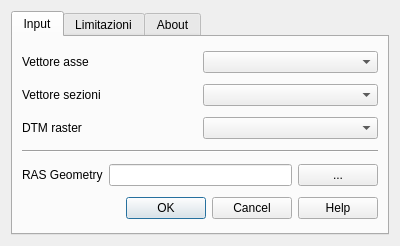
The window that qras_dialog_base.ui (pierluigiderosa/Qgis2Ras) describes before a commit, drawn with Qt 5.
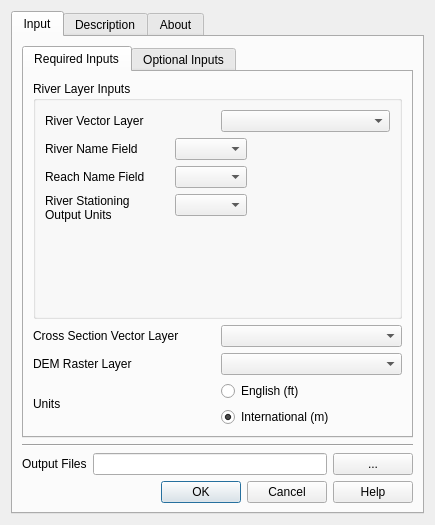
The same window after the commit.

Diff of the .ui file:
```diff
--- a/qras_dialog_base.ui
+++ b/qras_dialog_base.ui
@@ -6,8 +6,8 @@
    <rect>
     <x>0</x>
     <y>0</y>
-    <width>400</width>
-    <height>246</height>
+    <width>435</width>
+    <height>525</height>
    </rect>
   </property>
   <property name="windowTitle">
@@ -28,11 +28,27 @@
       </attribute>
       <layout class="QGridLayout" name="gridLayout">
        <item row="0" column="0">
+        <widget class="QTabWidget" name="tabWidget_2">
+         <property name="currentIndex">
+          <number>0</number>
+         </property>
+         <widget class="QWidget" name="tab_4">
+          <attribute name="title">
+           <string>Required Inputs</string>
+          </attribute>
+          <layout class="QVBoxLayout" name="verticalLayout_6">
+           <item>
+            <widget class="QGroupBox" name="groupBox">
+             <property name="title">
+              <string>River Layer Inputs</string>
+             </property>
+             <layout class="QVBoxLayout" name="verticalLayout_5">
+              <item>
         <layout class="QHBoxLayout" name="horizontalLayout">
          <item>
           <widget class="QLabel" name="label">
            <property name="text">
-            <string>Vettore asse</string>
+                   <string>River Vector Layer</string>
            </property>
           </widget>
          </item>
@@ -41,12 +57,55 @@
          </item>
         </layout>
        </item>
+              <item>
+               <layout class="QFormLayout" name="formLayout">
+                <property name="fieldGrowthPolicy">
+                 <enum>QFormLayout::FieldsStayAtSizeHint</enum>
+                </property>
+                <item row="0" column="0">
+                 <widget class="QLabel" name="label_5">
+                  <property name="text">
+                   <string>River Name Field</string>
+                  </property>
+                 </widget>
+                </item>
+                <item row="0" column="1">
+                 <widget class="QComboBox" name="riverNameFieldCombo"/>
+                </item>
        <item row="1" column="0">
+                 <widget class="QLabel" name="label_6">
+                  <property name="text">
+                   <string>Reach Name Field</string>
+                  </property>
+                 </widget>
+                </item>
+                <item row="1" column="1">
+                 <widget class="QComboBox" name="reachNameFieldCombo"/>
+                </item>
+                <item row="2" column="0">
+                 <widget class="QLabel" name="label_8">
+                  <property name="text">
+                   <string>River Stationing Output Units</string>
+                  </property>
+                  <property name="wordWrap">
+                   <bool>true</bool>
+                  </property>
+                 </widget>
+                </item>
+                <item row="2" column="1">
+                 <widget class="QComboBox" name="stationCombo"/>
+                </item>
+               </layout>
+              </item>
+             </layout>
+            </widget>
+           </item>
+           <item>
         <layout class="QHBoxLayout" name="horizontalLayout_2">
          <item>
           <widget class="QLabel" name="label_3">
            <property name="text">
-            <string>Vettore sezioni</string>
+                <string>Cross Section Vector Layer</string>
            </property>
           </widget>
          </item>
@@ -55,12 +114,12 @@
          </item>
         </layout>
        </item>
-       <item row="2" column="0">
+           <item>
         <layout class="QHBoxLayout" name="horizontalLayout_3">
          <item>
           <widget class="QLabel" name="label_2">
            <property name="text">
-            <string>DTM raster</string>
+                <string>DEM Raster Layer</string>
            </property>
           </widget>
          </item>
@@ -69,7 +128,148 @@
          </item>
         </layout>
        </item>
-       <item row="3" column="0">
+           <item>
+            <layout class="QHBoxLayout" name="horizontalLayout_7">
+             <item>
+              <widget class="QLabel" name="label_7">
+               <property name="text">
+                <string>Units</string>
+               </property>
+              </widget>
+             </item>
+             <item>
+              <layout class="QVBoxLayout" name="verticalLayout_7">
+               <item>
+                <widget class="QRadioButton" name="rbFt">
+                 <property name="enabled">
+                  <bool>true</bool>
+                 </property>
+                 <property name="text">
+                  <string>English (ft)</string>
+                 </property>
+                 <property name="checked">
+                  <bool>false</bool>
+                 </property>
+                </widget>
+               </item>
+               <item>
+                <widget class="QRadioButton" name="rbM">
+                 <property name="text">
+                  <string>International (m)</string>
+                 </property>
+                 <property name="checked">
+                  <bool>true</bool>
+                 </property>
+                </widget>
+               </item>
+              </layout>
+             </item>
+            </layout>
+           </item>
+          </layout>
+         </widget>
+         <widget class="QWidget" name="tab_5">
+          <attribute name="title">
+           <string>Optional Inputs</string>
+          </attribute>
+          <layout class="QVBoxLayout" name="verticalLayout_4">
+           <item>
+            <layout class="QHBoxLayout" name="horizontalLayout_6">
+             <item>
+              <widget class="QLabel" name="label_11">
+               <property name="text">
+                <string>Flowlines</string>
+               </property>
+              </widget>
+             </item>
+             <item>
+              <widget class="QComboBox" name="flowCombo"/>
+             </item>
+            </layout>
+           </item>
+           <item>
+            <layout class="QHBoxLayout" name="horizontalLayout_8">
+             <item>
+              <widget class="QLabel" name="label_12">
+               <property name="text">
+                <string>Flowlines field</string>
+               </property>
+              </widget>
+             </item>
+             <item>
+              <widget class="QComboBox" name="flowfieldsCombo"/>
+             </item>
+            </layout>
+           </item>
+           <item>
+            <layout class="QHBoxLayout" name="horizontalLayout_5">
+             <item>
+              <widget class="QLabel" name="label_10">
+               <property name="text">
+                <string>River banks</string>
+               </property>
+              </widget>
+             </item>
+             <item>
+              <widget class="QComboBox" name="banksCombo"/>
+             </item>
+            </layout>
+           </item>
+           <item>
+            <layout class="QHBoxLayout" name="horizontalLayout_9">
+             <item>
+              <widget class="QLabel" name="label_13">
+               <property name="text">
+                <string>River field</string>
+               </property>
+              </widget>
+             </item>
+             <item>
+              <widget class="QComboBox" name="bankfieldsCombo"/>
+             </item>
+            </layout>
+           </item>
+           <item>
+            <spacer name="verticalSpacer_2">
+             <property name="orientation">
+              <enum>Qt::Vertical</enum>
+             </property>
+             <property name="sizeHint" stdset="0">
+              <size>
+               <width>20</width>
+               <height>40</height>
+              </size>
+             </property>
+            </spacer>
+           </item>
+           <item>
+            <widget class="QLabel" name="label_9">
+             <property name="text">
+              <string>Bridge, lateral structure, storage area etc.... support coming soon!</string>
+             </property>
+             <property name="wordWrap">
+              <bool>true</bool>
+             </property>
+            </widget>
+           </item>
+           <item>
+            <spacer name="verticalSpacer">
+             <property name="orientation">
+              <enum>Qt::Vertical</enum>
+             </property>
+             <property name="sizeHint" stdset="0">
+              <size>
+               <width>20</width>
+               <height>40</height>
+              </size>
+             </property>
+            </spacer>
+           </item>
+          </layout>
+         </widget>
+        </widget>
+       </item>
+       <item row="6" column="0">
         <widget class="Line" name="line">
          <property name="sizePolicy">
           <sizepolicy hsizetype="Minimum" vsizetype="Fixed">
@@ -82,12 +282,12 @@
          </property>
         </widget>
        </item>
-       <item row="4" column="0">
+       <item row="7" column="0">
         <layout class="QHBoxLayout" name="horizontalLayout_4">
          <item>
           <widget class="QLabel" name="label_4">
            <property name="text">
-            <string>RAS Geometry</string>
+            <string>Output Files</string>
            </property>
           </widget>
          </item>
@@ -103,7 +303,7 @@
          </item>
         </layout>
        </item>
-       <item row="5" column="0">
+       <item row="8" column="0">
         <widget class="QDialogButtonBox" name="button_box">
          <property name="orientation">
           <enum>Qt::Horizontal</enum>
@@ -117,7 +317,7 @@
      </widget>
      <widget class="QWidget" name="tab_3">
       <attribute name="title">
-       <string>Limitazioni</string>
+       <string>Description</string>
       </attribute>
       <layout class="QVBoxLayout" name="verticalLayout_2">
        <item>
```
Left out of the diff: 34 changed lines with no effect on the pictures. Lines whose indentation alone changed are shown as unchanged.
